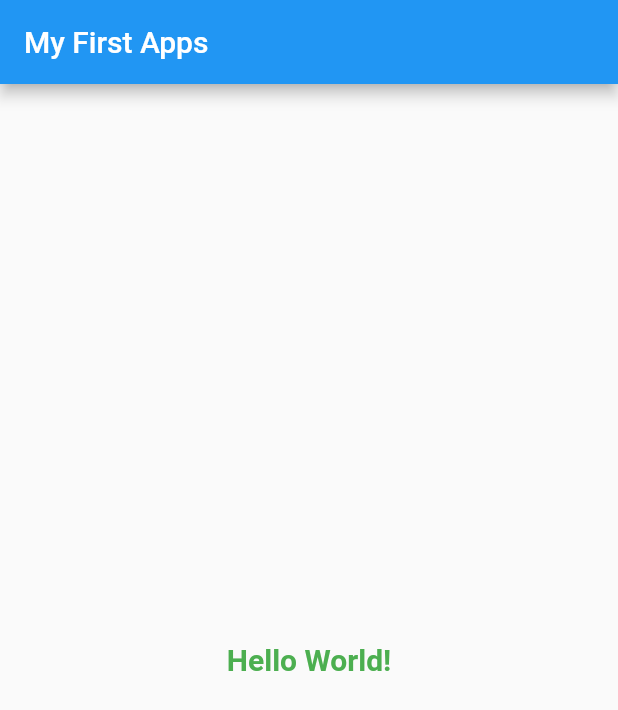
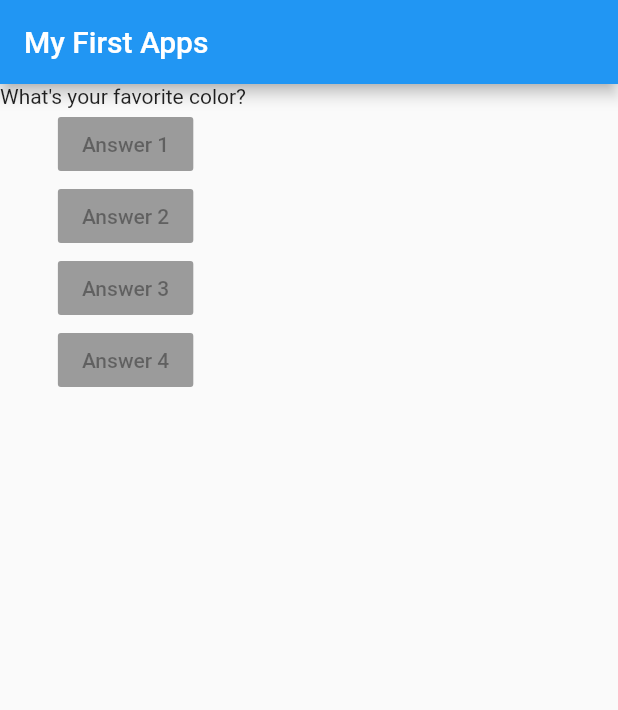
Before and after one commit to AlwiM26/Udemy-BasicFlutter, a Flutter app: the screen it shows after launch, on a phone screen of 412 x 824 dp. Shown: the top 710 px of the screen. Run offline on Flutter 3.47's test engine with Material 2 defaults, Android fonts, the phone set to English and light mode, and no system bars.

Commit message:
Added a layout with bunch of buton without anny function on the onpressed property

```diff
--- a/lib/main.dart
+++ b/lib/main.dart
@@ -6,21 +6,40 @@ void main() => runApp(MyApp());
 class MyApp extends StatelessWidget {
   @override
   Widget build(BuildContext c) {
+    //  List of questions with type of String
+    List<String> questions = [
+      'What\'s your favorite color? ',
+      'What\'s your favorite music genre ? ',
+      'What\'s your favorit movie genre ? '
+    ];
     return MaterialApp(
-      title: "My App",
+      title: 'My App',
       home: Scaffold(
         appBar: AppBar(
-          title: Text("My First Apps"),
+          title: Text('My First Apps'),
         ),
-        body: Center(
-          child: Text(
-            "Hello World!",
-            style: TextStyle(
-              fontSize: 20,
-              fontWeight: FontWeight.bold,
-              color: Colors.green,
+        //  Column just is a vertical layout, so we can have a multiple widget inside of the body property
+        body: Column(
+          //  Put all the widget that we want inside the angle bracket '[]'
+          children: [
+            Text(questions[0]),
+            RaisedButton(
+              onPressed: null,
+              child: Text("Answer 1"),
             ),
-          ),
+            RaisedButton(
+              onPressed: null,
+              child: Text("Answer 2"),
+            ),
+            RaisedButton(
+              onPressed: null,
+              child: Text("Answer 3"),
+            ),
+            RaisedButton(
+              onPressed: null,
+              child: Text("Answer 4"),
+            ),
+          ],
         ),
       ),
     );
```
